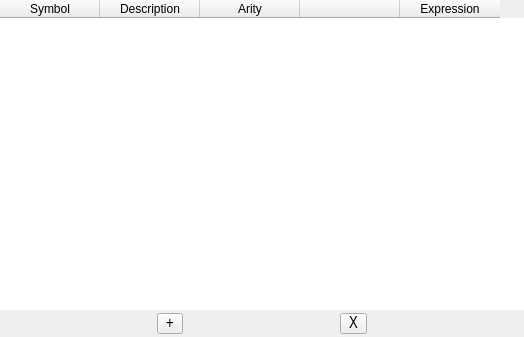
Before: the Qt Designer form template/dialog/config/function_dialog.ui in cmh1027/calculator, drawn with Qt 5.
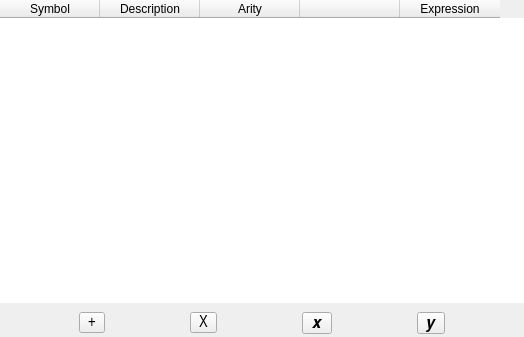
After: the same form once the commit is applied. Icons and pictures are not drawn.

Commit message: custom function

What changed in the file:
```diff
--- a/template/dialog/config/function_dialog.ui
+++ b/template/dialog/config/function_dialog.ui
@@ -27,9 +27,6 @@
    <bool>true</bool>
   </property>
   <layout class="QVBoxLayout" name="verticalLayout">
-   <property name="spacing">
-    <number>0</number>
-   </property>
    <property name="leftMargin">
     <number>0</number>
    </property>
@@ -46,8 +43,8 @@
     <widget class="QTableWidget" name="permanentFunctionTableWidget">
      <property name="minimumSize">
       <size>
-       <width>524</width>
-       <height>306</height>
+       <width>0</width>
+       <height>0</height>
       </size>
      </property>
      <property name="styleSheet">
@@ -85,6 +82,9 @@
      <property name="topMargin">
       <number>3</number>
      </property>
+     <property name="rightMargin">
+      <number>0</number>
+     </property>
      <property name="bottomMargin">
       <number>3</number>
      </property>
@@ -126,6 +126,44 @@
        </property>
       </widget>
      </item>
+     <item>
+      <widget class="QToolButton" name="xButton">
+       <property name="font">
+        <font>
+         <family>Arial Narrow</family>
+         <pointsize>12</pointsize>
+        </font>
+       </property>
+       <property name="toolTip">
+        <string>&lt;html&gt;&lt;head/&gt;&lt;body&gt;&lt;p&gt;Remove a constant&lt;/p&gt;&lt;/body&gt;&lt;/html&gt;</string>
+       </property>
+       <property name="styleSheet">
+        <string notr="true">QToolButton{padding-left: 5px}</string>
+       </property>
+       <property name="text">
+        <string>𝒙</string>
+       </property>
+      </widget>
+     </item>
+     <item>
+      <widget class="QToolButton" name="yButton">
+       <property name="font">
+        <font>
+         <family>Arial Narrow</family>
+         <pointsize>12</pointsize>
+        </font>
+       </property>
+       <property name="toolTip">
+        <string>&lt;html&gt;&lt;head/&gt;&lt;body&gt;&lt;p&gt;Remove a constant&lt;/p&gt;&lt;/body&gt;&lt;/html&gt;</string>
+       </property>
+       <property name="styleSheet">
+        <string notr="true">QToolButton{padding-left: 5px}</string>
+       </property>
+       <property name="text">
+        <string>𝒚</string>
+       </property>
+      </widget>
+     </item>
     </layout>
    </item>
   </layout>
```
The commit also changes 22 other files.
